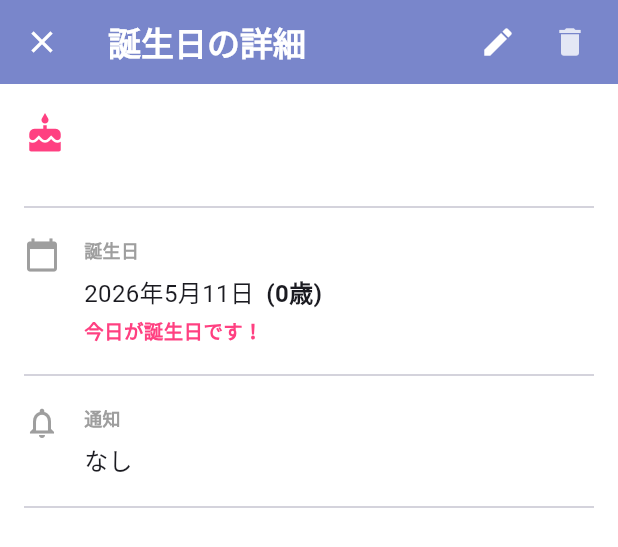
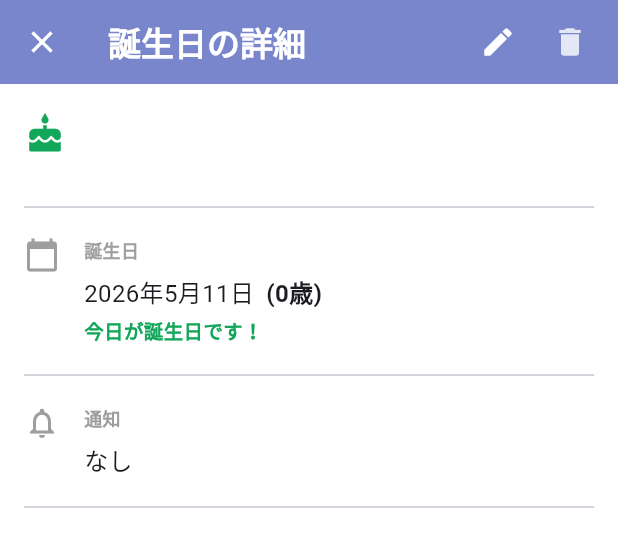
Before and after one commit to seadragoon/BirthDayCalendar, a Flutter app: the BirthdayDetailModal widget shown alone on an empty page, opened directly with empty values, on a phone screen of 412 x 824 dp. Shown: the top 547 px of the screen. Run offline on Flutter 3.47's test engine with Material 3 defaults, Android fonts, the phone set to English and light mode, and no system bars; our stand-ins replace flutter_riverpod, shared_preferences, sqflite, sqflite_common_ffi, sqflite_common_ffi_web; missing offline and left inert: holiday_jp; accounts and stored records are empty.

Commit message:
誕生日変更画面のアイコンのカラー変更

```diff
--- a/lib/features/birthday/widgets/birthday_detail_modal.dart
+++ b/lib/features/birthday/widgets/birthday_detail_modal.dart
@@ -8,6 +8,8 @@ import 'package:birthday_calendar/features/birthday/widgets/birthday_modal.dart'
 import 'package:birthday_calendar/shared/widgets/base_modal.dart';
 import 'package:birthday_calendar/shared/providers/repository_providers.dart';
 import 'package:birthday_calendar/shared/constants/notification_type.dart';
+import 'package:birthday_calendar/shared/constants/event_color.dart';
+import 'package:birthday_calendar/features/settings/providers/settings_providers.dart';
 
 /// 誕生日詳細を表示する読み取り専用モーダル
 class BirthdayDetailModal extends ConsumerStatefulWidget {
@@ -42,6 +44,12 @@ class _BirthdayDetailModalState extends ConsumerState<BirthdayDetailModal> {
   @override
   Widget build(BuildContext context) {
     const headerTitle = '誕生日の詳細';
+
+    final birthdaySettingsAsync = ref.watch(birthdayDisplaySettingsProvider);
+    final birthdayColor = birthdaySettingsAsync.maybeWhen(
+      data: (settings) => EventColor.fromIndex(settings.colorIndex).color,
+      orElse: () => EventColor.fromIndex(5).color,
+    );
 
     return BaseModal(
       title: headerTitle,
@@ -78,7 +86,7 @@ class _BirthdayDetailModalState extends ConsumerState<BirthdayDetailModal> {
             Row(
               crossAxisAlignment: CrossAxisAlignment.center,
               children: [
-                const Icon(Icons.cake, color: Colors.pinkAccent, size: 28),
+                Icon(Icons.cake, color: birthdayColor, size: 28),
                 const SizedBox(width: 12),
                 Expanded(
                   child: Text(
@@ -98,7 +106,7 @@ class _BirthdayDetailModalState extends ConsumerState<BirthdayDetailModal> {
             _buildDetailRow(
               icon: Icons.calendar_today,
               title: '誕生日',
-              content: _buildBirthdayText(),
+              content: _buildBirthdayText(birthdayColor),
             ),
             const Divider(),
 
@@ -160,7 +168,7 @@ class _BirthdayDetailModalState extends ConsumerState<BirthdayDetailModal> {
     );
   }
 
-  Widget _buildBirthdayText() {
+  Widget _buildBirthdayText(Color highlightColor) {
     final dateFormat = _currentBirthday.isYearUnknown
         ? DateFormat('M月d日')
         : DateFormat('yyyy年M月d日', 'ja_JP');
@@ -188,7 +196,7 @@ class _BirthdayDetailModalState extends ConsumerState<BirthdayDetailModal> {
           countdownStr,
           style: TextStyle(
             fontSize: 13,
-            color: daysUntil == 0 ? Colors.pinkAccent : Colors.grey.shade600,
+            color: daysUntil == 0 ? highlightColor : Colors.grey.shade600,
             fontWeight: daysUntil == 0 ? FontWeight.bold : FontWeight.normal,
           ),
         ),
```
Also changed, not shown: 2 other files.
